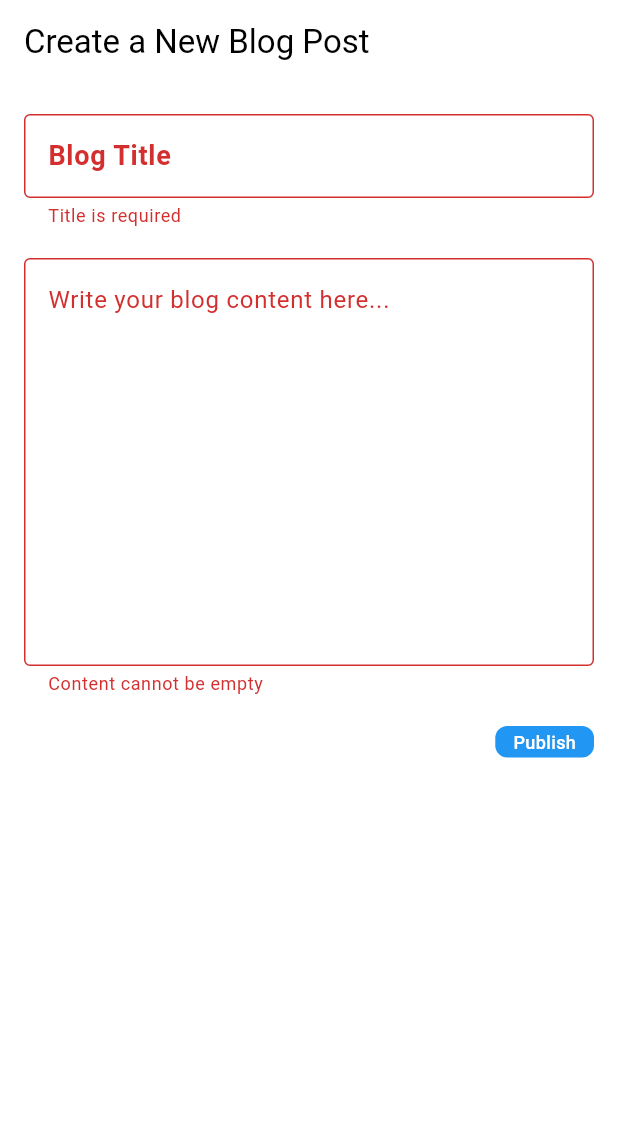
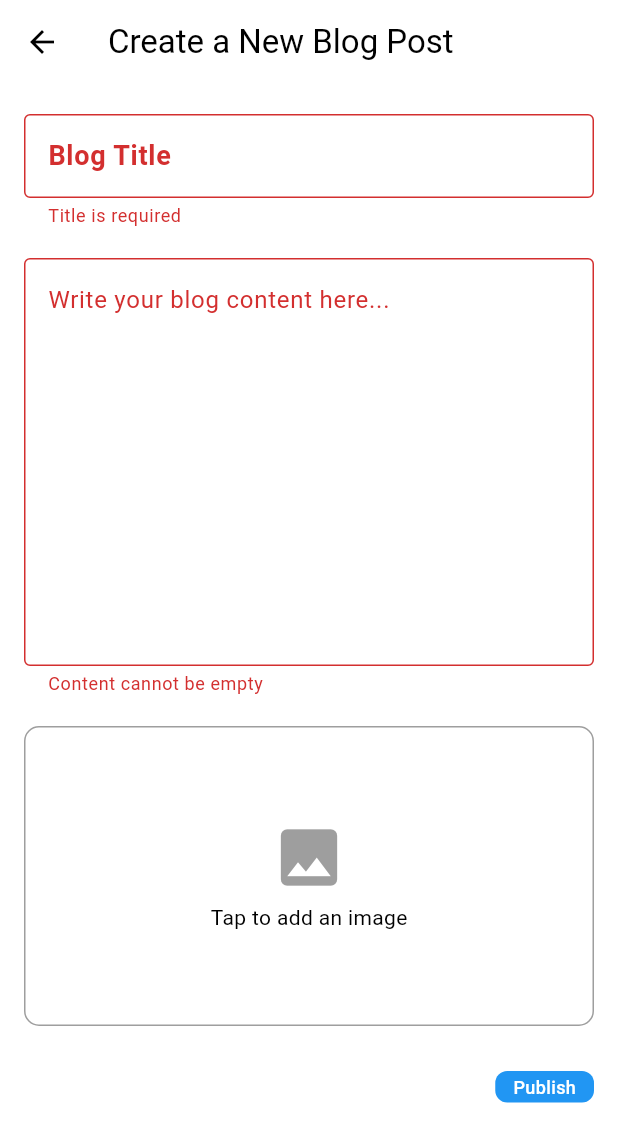
Before and after one commit to ooluseye16/blog_app, a Flutter app: the CreateNewPostScreen screen opened by its route, after a tap on "Publish", on a phone screen of 412 x 824 dp. Shown: the top 1142 px of the screen. Run offline on Flutter 3.47's test engine with Material 3 defaults, Android fonts, the phone set to English and light mode, and no system bars; our stand-ins replace flutter_riverpod, flutter_secure_storage, go_router, image_picker, riverpod_annotation; accounts and stored records are empty; generated files the repository leaves out were written again; network calls fail.

Commit message:
add image support to posts; implement image picker in create post screen; update post details and blog card to display images; refactor routes for post navigation

```diff
--- a/lib/data/models/post.dart
+++ b/lib/data/models/post.dart
@@ -1,10 +1,9 @@
 class Post {
-
-
   final String id;
   final String title;
   final String content;
   final String author;
+  final String image;
   final DateTime createdAt;
 
   Post({
@@ -13,6 +12,7 @@ class Post {
     required this.content,
     required this.author,
     required this.createdAt,
+    this.image = '',
   });
 
   //fromJson method to convert a JSON object to a Post object
@@ -21,5 +21,9 @@ class Post {
         title = json['title'],
         content = json['content'],
         author = json['author'],
-        createdAt = DateTime.parse(json['createdAt']);
+
+       image = json['image'] ?? '',
+        createdAt = DateTime.parse(json['createdAt'],
+
+        );
 }
--- a/lib/data/services/user_service.dart
+++ b/lib/data/services/user_service.dart
@@ -27,7 +27,7 @@ class UserService {
         },
       );
 
-      log(response.body);
+     // log(response.body);
       if (response.statusCode == 200) {
         final data = jsonDecode(response.body);
         final dynamic user = data['data'];
@@ -55,7 +55,7 @@ class UserService {
         },
       );
 
-      log(response.body);
+     // log(response.body);
       if (response.statusCode == 200) {
         final data = jsonDecode(response.body);
         final dynamic user = data['data'];
--- a/lib/screens/home/widgets/blog_card.dart
+++ b/lib/screens/home/widgets/blog_card.dart
@@ -10,8 +10,9 @@ import 'package:intl/intl.dart';
 
 class BlogCard extends ConsumerStatefulWidget {
   final Post post;
+  final String? from;
 
-  const BlogCard({super.key, required this.post});
+  const BlogCard({super.key, required this.post, this.from});
 
   @override
   ConsumerState<BlogCard> createState() => _BlogCardState();
@@ -50,9 +51,12 @@ class _BlogCardState extends ConsumerState<BlogCard> {
 
         return InkWell(
           onTap: () {
-            context.go(
-              '/posts/${widget.post.id}',
-            );
+            if (widget.from == 'my_posts') {
+              GoRouter.of(context)
+                  .go('/my-posts/${widget.post.id}?from=my_posts');
+            } else {
+              GoRouter.of(context).go('/posts/${widget.post.id}?from=posts');
+            }
           },
           child: Card(
             elevation: 1,
@@ -76,7 +80,12 @@ class _BlogCardState extends ConsumerState<BlogCard> {
                               end: Alignment.bottomRight,
                             ),
                           ),
-                          child: AnimatedBlogTitle(title: widget.post.title),
+                          child: widget.post.image.isNotEmpty
+                              ? Image.network(
+                                  widget.post.image,
+                                  fit: BoxFit.cover,
+                                )
+                              : AnimatedBlogTitle(title: widget.post.title),
                         ),
                         // Content Section
                         Expanded(
@@ -100,7 +109,12 @@ class _BlogCardState extends ConsumerState<BlogCard> {
                               end: Alignment.bottomRight,
                             ),
                           ),
-                          child: AnimatedBlogTitle(title: widget.post.title),
+                          child:widget.post.image.isNotEmpty
+                              ? Image.network(
+                                  widget.post.image,
+                                  fit: BoxFit.cover,
+                                )
+                              : AnimatedBlogTitle(title: widget.post.title),
                         ),
                         // Content Section
                         Padding(
--- a/lib/screens/posts/create_post.dart
+++ b/lib/screens/posts/create_post.dart
@@ -6,6 +6,7 @@ import 'package:blog_app/utils/constants.dart';
 import 'package:flutter/material.dart';
 import 'package:flutter_riverpod/flutter_riverpod.dart';
 import 'package:go_router/go_router.dart';
+import 'package:image_picker/image_picker.dart';
 
 class CreateNewPostScreen extends ConsumerStatefulWidget {
   const CreateNewPostScreen({super.key});
@@ -19,35 +20,31 @@ class _CreateNewPostScreenState extends ConsumerState<CreateNewPostScreen> {
   final _formKey = GlobalKey<FormState>();
   final TextEditingController _titleController = TextEditingController();
   final TextEditingController _contentController = TextEditingController();
-  //final String _selectedCategory = "Technology";
-  // File? _selectedImage;
+  XFile? _selectedImage;
   bool _isLoading = false;
 
-  // final List<String> _categories = [
-  //   "Technology",
-  //   "Lifestyle",
-  //   "Travel",
-  //   "Education",
-  //   "Health",
-  //   "Business"
-  // ];
-
-  // // Image Picker Function
-  // Future<void> _pickImage() async {
-  //   final pickedFile = await ImagePicker().pickImage(source: ImageSource.gallery);
-  //   if (pickedFile != null) {
-  //     setState(() => _selectedImage = File(pickedFile.path));
-  //   }
-  // }
+  // Image Picker Function
+  Future<void> _pickImage() async {
+    final pickedFile =
+        await ImagePicker().pickImage(source: ImageSource.gallery);
+    if (pickedFile != null) {
+      setState(() => _selectedImage = pickedFile);
+    }
+  }
 
   // Publish Post
   void _publishPost() async {
     if (!_formKey.currentState!.validate()) return;
+    if (_selectedImage == null) {
+      showAppSnackBar(context, message: "Please select an image");
+      return;
+    }
+
     setState(() => _isLoading = true);
 
-    final result = await ref
-        .read(postRepositoryProvider)
-        .createPost(_titleController.text, _contentController.text);
+    final result = await ref.read(postRepositoryProvider).createPost(
+        _titleController.text, _contentController.text,
+        image: _selectedImage);
 
     if (result.$1) {
       setState(() => _isLoading = false);
@@ -55,14 +52,16 @@ class _CreateNewPostScreenState extends ConsumerState<CreateNewPostScreen> {
       ref.invalidate(usersPostsProvider);
       if (mounted) {
         showAppSnackBar(context, message: "Post created successfully");
-        context.pop();
+        context.go("/");
       }
     } else {
       setState(() => _isLoading = false);
       if (mounted) {
-        showAppSnackBar(context, message: result.$2 ?? "An error occured");
+        showAppSnackBar(context,
+            message: result.$2 ?? "An error occurred",
+            type: SnackBarType.error);
       }
-      log(result.$2 ?? "An error occured");
+      log(result.$2 ?? "An error occurred");
     }
   }
 
@@ -75,7 +74,12 @@ class _CreateNewPostScreenState extends ConsumerState<CreateNewPostScreen> {
             constraints.maxWidth > 600 && constraints.maxWidth <= 900;
 
         return Scaffold(
-          appBar: AppBar(title: Text("Create a New Blog Post")),
+          appBar: AppBar(
+            leading: IconButton(
+              onPressed: () => context.go("/"),
+              icon: const Icon(Icons.arrow_back),
+            ),
+            title: Text("Create a New Blog Post")),
           body: SingleChildScrollView(
             padding: EdgeInsets.symmetric(
               horizontal: isDesktop
@@ -118,39 +122,45 @@ class _CreateNewPostScreenState extends ConsumerState<CreateNewPostScreen> {
                   ),
                   SizedBox(height: 20),
 
-                  // // Image Upload
-                  // GestureDetector(
-                  //   onTap: _pickImage,
-                  //   child: Container(
-                  //     height: 180,
-                  //     width: double.infinity,
-                  //     decoration: BoxDecoration(
-                  //       border: Border.all(color: Colors.grey),
-                  //       borderRadius: BorderRadius.circular(10),
-                  //       image: _selectedImage != null
-                  //           ? DecorationImage(
-                  //               image: FileImage(_selectedImage!),
-                  //               fit: BoxFit.cover,
-                  //             )
-                  //           : null,
-                  //     ),
-                  //     child: _selectedImage == null
-                  //         ? Center(
-                  //             child: Column(
-                  //               mainAxisSize: MainAxisSize.min,
-                  //               children: [
-                  //                 Icon(Icons.image, size: 50, color: Colors.grey),
-                  //                 SizedBox(height: 5),
-                  //                 Text("Tap to add an image"),
-                  //               ],
-                  //             ),
-                  //           )
-                  //         : null,
-                  //   ),
-                  // ),
-                  // SizedBox(height: 30),
+                  // Image Upload
+                  GestureDetector(
+                    onTap: _pickImage,
+                    child: Container(
+                      height: isDesktop
+                          ? 300
+                          : isTablet
+                              ? 200
+                              : 200,
+                      width: isDesktop
+                          ? 600
+                          : isTablet
+                              ? 400
+                              : double.infinity,
+                      decoration: BoxDecoration(
+                        border: Border.all(color: Colors.grey),
+                        borderRadius: BorderRadius.circular(10),
+                      ),
+                      child: _selectedImage == null
+                          ? Center(
+                              child: Column(
+                                mainAxisSize: MainAxisSize.min,
+                                children: [
+                                  Icon(Icons.image,
+                                      size: 50, color: Colors.grey),
+                                  SizedBox(height: 5),
+                                  Text("Tap to add an image"),
+                                ],
+                              ),
+                            )
+                          : Image.network(
+                              _selectedImage!.path,
+                              fit: BoxFit.cover,
+                            ),
+                    ),
+                  ),
+                  SizedBox(height: 30),
 
-                  // Publish & Save Draft Buttons
+                  // Publish Button
                   Row(
                     mainAxisAlignment: MainAxisAlignment.end,
                     children: [
--- a/lib/utils/routes.dart
+++ b/lib/utils/routes.dart
@@ -16,7 +16,17 @@ final GoRouter router = GoRouter(
     GoRoute(
         path: '/posts',
         builder: (context, state) => const HomeScreen(),
+        routes: [
+          // Post Details Route
+          GoRoute(
+            path: ':id',
+            builder: (context, state) {
+              final postId = state.pathParameters['id']!;
+              final from = state.uri.queryParameters['from'];
+              return PostDetailsScreen(postId: postId, from: from);
+            },
           ),
+        ]),
 
     // Create New Post Route
     GoRoute(
@@ -28,15 +38,16 @@ final GoRouter router = GoRouter(
     GoRoute(
       path: '/my-posts',
       builder: (context, state) => const MyPostsScreen(),
-    ),
-
-    // Post Details Route
+      routes: [
         GoRoute(
-      path: '/posts/:id',
+          path: ':id',
           builder: (context, state) {
-        final postId = state.pathParameters['id'];
-        return PostDetailsScreen(postId: postId!);
+            final postId = state.pathParameters['id']!;
+            final from = state.uri.queryParameters['from'];
+            return PostDetailsScreen(postId: postId, from: from);
           },
         ),
       ],
+    ),
+  ],
 );
--- a/pubspec.yaml
+++ b/pubspec.yaml
@@ -43,6 +43,7 @@ dependencies:
   riverpod_annotation: ^2.6.1
   intl: ^0.20.2
   go_router: ^14.8.1
+  image_picker: ^1.1.2
 
 dev_dependencies:
   flutter_test:
```
Also changed, not shown: lib/data/services/post_service.dart (+38 -14 lines), lib/screens/posts/my_posts.dart (+6 -1 lines), lib/screens/posts/post_details.dart (+39 -8 lines), pubspec.lock, 6 other files. Lines whose indentation alone changed are shown as unchanged.
